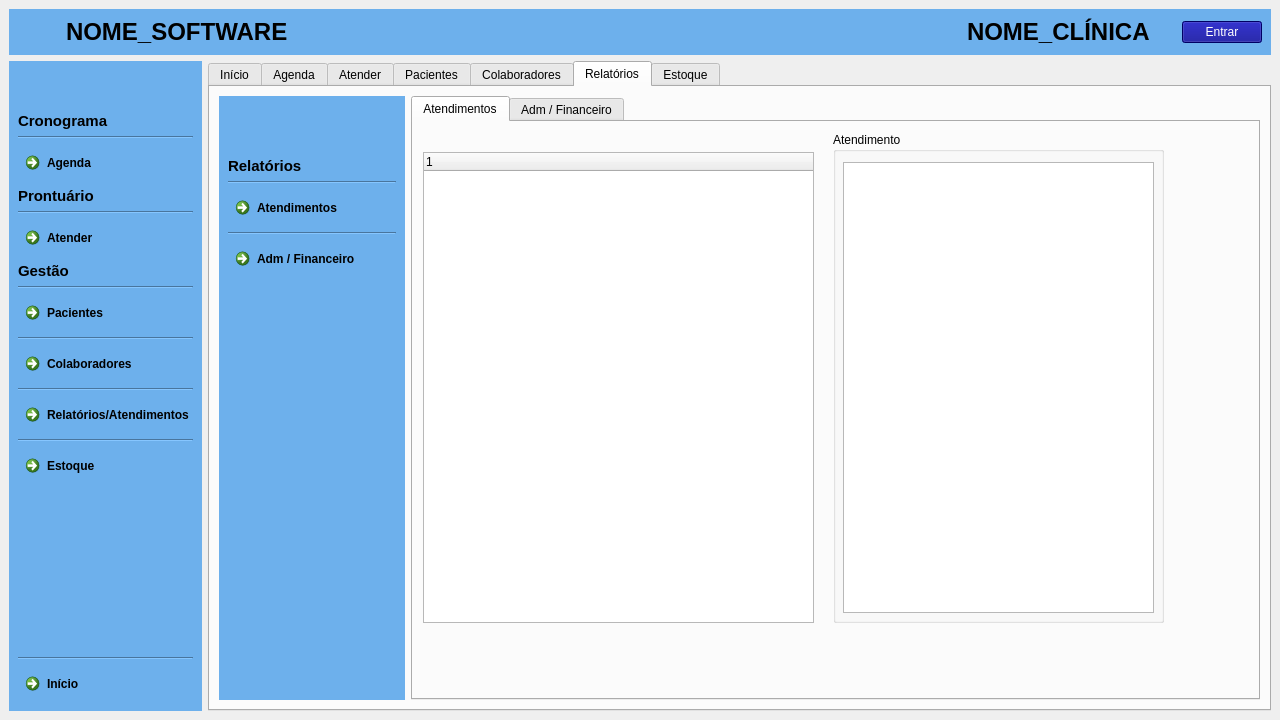
Old version of the form clinica_cpp/mainwindow.ui in the repository juander/Projeto_CPP.
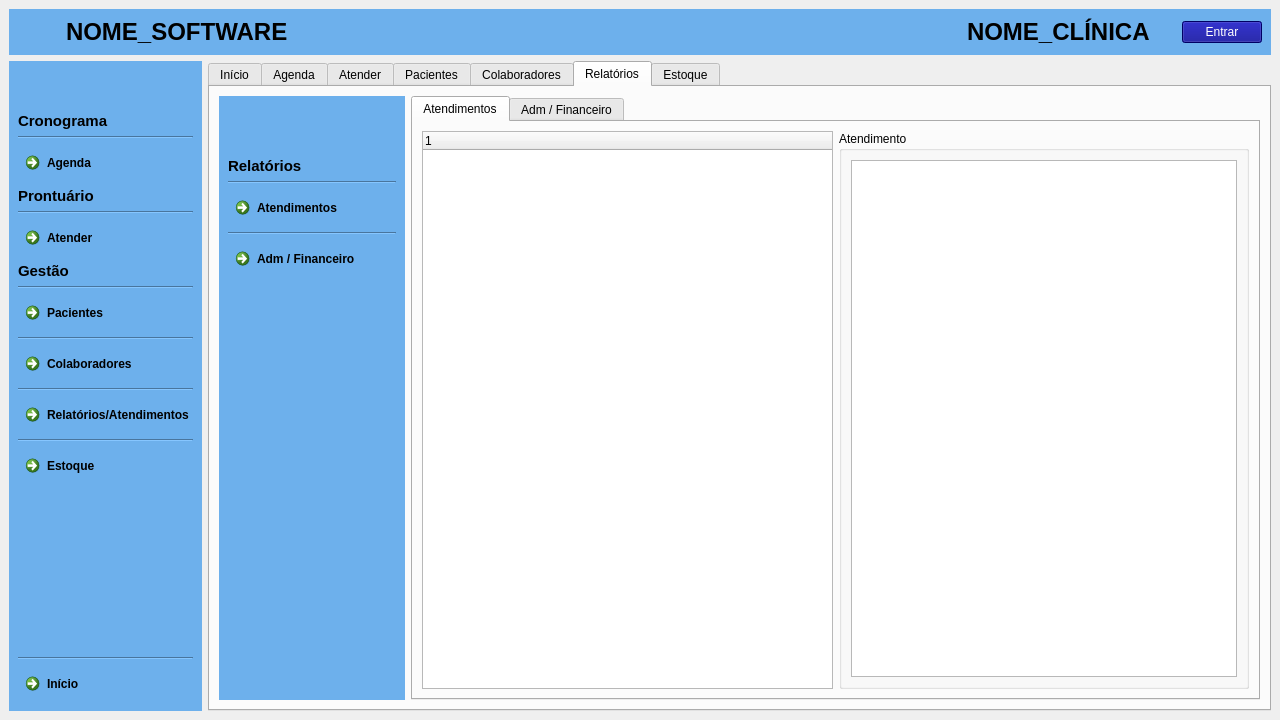
New version of the form. The open tabs and pages were chosen to show the change. Icons and pictures are not drawn.

The edit to the form file:
```diff
--- a/clinica_cpp/mainwindow.ui
+++ b/clinica_cpp/mainwindow.ui
@@ -3014,6 +3014,8 @@
            </attribute>
            <layout class="QVBoxLayout" name="verticalLayout_16">
             <item>
+             <layout class="QVBoxLayout" name="verticalLayout_21">
+              <item>
              <layout class="QHBoxLayout" name="horizontalLayout_14">
               <item>
                <widget class="QFrame" name="frameLateral_2">
@@ -3694,44 +3696,29 @@
                  <attribute name="title">
                   <string>Atendimentos</string>
                  </attribute>
-                 <widget class="QGroupBox" name="groupBox">
-                  <property name="geometry">
-                   <rect>
-                    <x>420</x>
-                    <y>10</y>
-                    <width>331</width>
-                    <height>491</height>
-                   </rect>
-                  </property>
-                  <property name="title">
-                   <string>Atendimento</string>
-                  </property>
-                  <widget class="QTextEdit" name="txtRelAtendimento">
-                   <property name="geometry">
-                    <rect>
-                     <x>10</x>
-                     <y>30</y>
-                     <width>311</width>
-                     <height>451</height>
-                    </rect>
-                   </property>
-                  </widget>
-                 </widget>
+                   <layout class="QHBoxLayout" name="horizontalLayout_19">
+                    <item>
                  <widget class="QTreeWidget" name="trw_atendimentos">
-                  <property name="geometry">
-                   <rect>
-                    <x>10</x>
-                    <y>30</y>
-                    <width>391</width>
-                    <height>471</height>
-                   </rect>
-                  </property>
                   <column>
                    <property name="text">
                     <string notr="true">1</string>
                    </property>
                   </column>
                  </widget>
+                    </item>
+                    <item>
+                     <widget class="QGroupBox" name="groupBox">
+                      <property name="title">
+                       <string>Atendimento</string>
+                      </property>
+                      <layout class="QVBoxLayout" name="verticalLayout_22">
+                       <item>
+                        <widget class="QTextEdit" name="txtRelAtendimento"/>
+                       </item>
+                      </layout>
+                     </widget>
+                    </item>
+                   </layout>
                 </widget>
                 <widget class="QWidget" name="Adm_Financeiro">
                  <attribute name="title">
@@ -3752,6 +3739,8 @@
                  </widget>
                 </widget>
                </widget>
+                </item>
+               </layout>
               </item>
              </layout>
             </item>
```
Left out of the diff: 6 changed lines with no effect on the pictures. Lines whose indentation alone changed are shown as unchanged.
